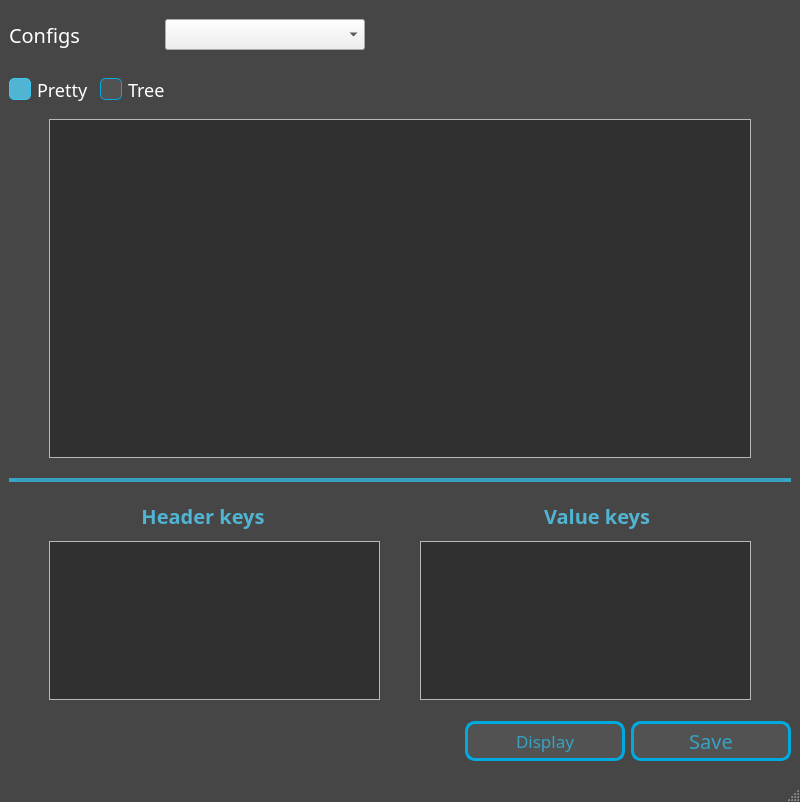
Ruha24/YamlEditor, file mainwindow.ui: the form before one commit.
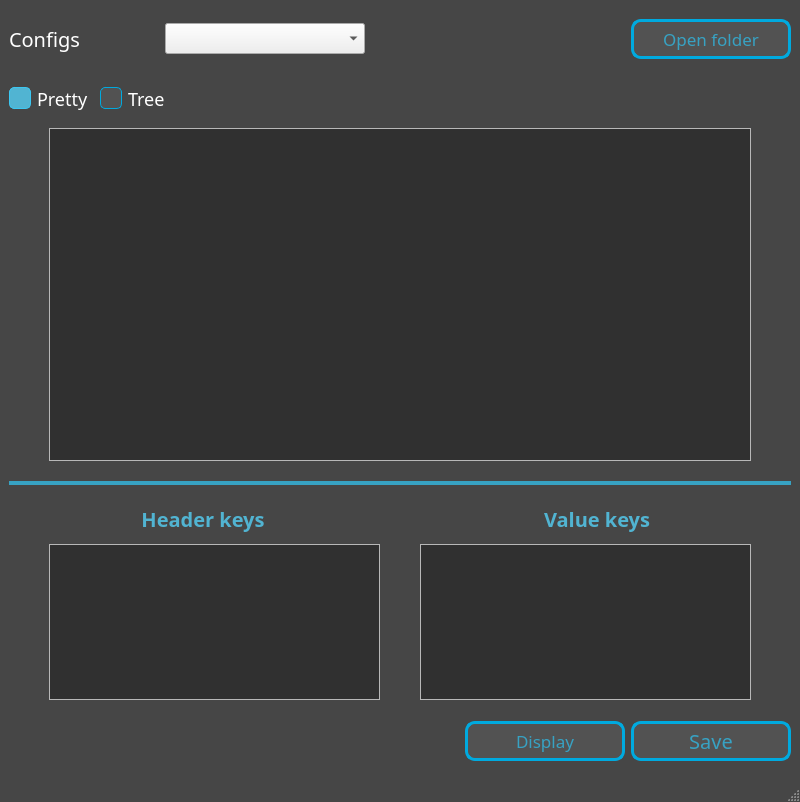
The form after the commit.

Commit message: Added button on open folder yml file

```diff
--- a/mainwindow.ui
+++ b/mainwindow.ui
@@ -140,6 +140,47 @@
         </property>
        </spacer>
       </item>
+      <item>
+       <widget class="QPushButton" name="OpenFolderYmlFilebtn">
+        <property name="minimumSize">
+         <size>
+          <width>160</width>
+          <height>40</height>
+         </size>
+        </property>
+        <property name="maximumSize">
+         <size>
+          <width>160</width>
+          <height>40</height>
+         </size>
+        </property>
+        <property name="font">
+         <font>
+          <family>Montserrat</family>
+          <pointsize>13</pointsize>
+         </font>
+        </property>
+        <property name="styleSheet">
+         <string notr="true">QPushButton
+{
+	background-color: #525252;
+	color: #37A2C3;
+	border: 3px solid #00AADF;
+	border-radius: 10px;
+}
+
+QPushButton:hover
+{
+	border: 4px solid #3CC7F2;
+	font-weight: bold;
+	color: #51B4D2;
+}</string>
+        </property>
+        <property name="text">
+         <string>Open folder</string>
+        </property>
+       </widget>
+      </item>
      </layout>
     </item>
     <item row="2" column="0">
@@ -215,7 +256,7 @@
              <x>0</x>
              <y>0</y>
              <width>686</width>
-             <height>313</height>
+             <height>305</height>
             </rect>
            </property>
            <layout class="QGridLayout" name="gridLayout">
@@ -438,7 +479,7 @@
                  <x>0</x>
                  <y>0</y>
                  <width>320</width>
-                 <height>151</height>
+                 <height>146</height>
                 </rect>
                </property>
                <layout class="QGridLayout" name="gridLayout_5">
@@ -492,7 +533,7 @@
                  <x>0</x>
                  <y>0</y>
                  <width>320</width>
-                 <height>151</height>
+                 <height>146</height>
                 </rect>
                </property>
                <layout class="QGridLayout" name="gridLayout_3">
```
The commit also changes 2 other files.
